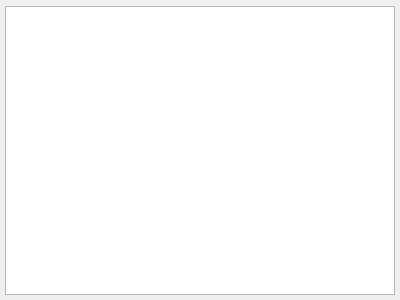
The window that quickevent/app/quickevent/plugins/Relays/src/relayswidget.ui (Quick-Event/quickbox) describes before a commit, drawn with Qt 5.
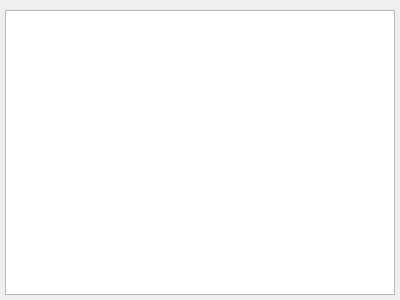
The same window after the commit. Custom widgets are drawn as their Qt base class.

What changed in the file:
```diff
--- a/quickevent/app/quickevent/plugins/Relays/src/relayswidget.ui
+++ b/quickevent/app/quickevent/plugins/Relays/src/relayswidget.ui
@@ -21,7 +21,7 @@
   </property>
   <layout class="QVBoxLayout" name="verticalLayout">
    <property name="spacing">
-    <number>1</number>
+    <number>5</number>
    </property>
    <property name="leftMargin">
     <number>5</number>
```
Left out of the diff: 2 changed lines with no effect on the pictures.
